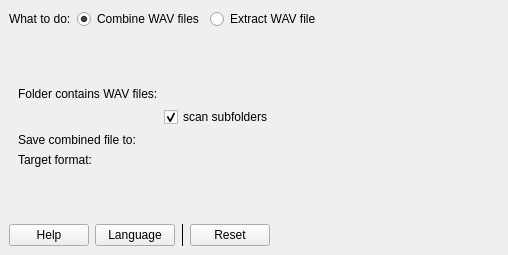
Qt form src/ui/MainWindow.ui (shine5402/KiraWavTar) before a commit; both pictures show x 0 to 508 and y 0 to 255 of the 852 by 255 pixel window.
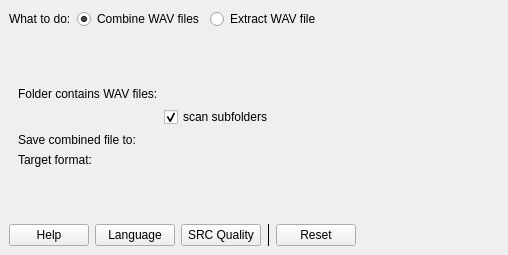
The same form after that commit. Custom widgets are drawn as their Qt base class.

Commit message: feat: add SRC quality control

The edit to the form file:
```diff
--- a/src/ui/MainWindow.ui
+++ b/src/ui/MainWindow.ui
@@ -310,6 +310,16 @@
         </property>
        </widget>
       </item>
+                        <item>
+                            <widget class="QPushButton" name="srcQualityButton">
+                                <property name="toolTip">
+                                    <string>Sample rate conversion quality</string>
+                                </property>
+                                <property name="text">
+                                    <string>SRC Quality</string>
+                                </property>
+                            </widget>
+                        </item>
       <item>
        <widget class="Line" name="leftBottomButtonLine">
         <property name="frameShadow">
```
Lines whose indentation alone changed are shown as unchanged. The commit also changes 9 other files.
